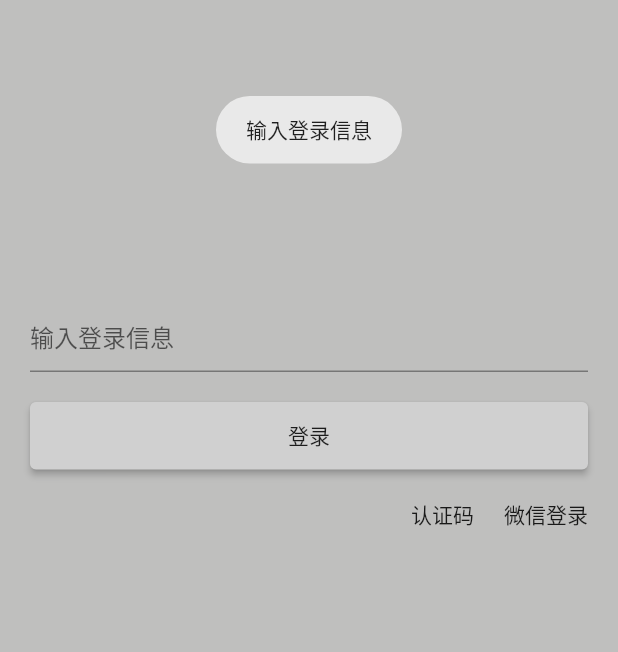
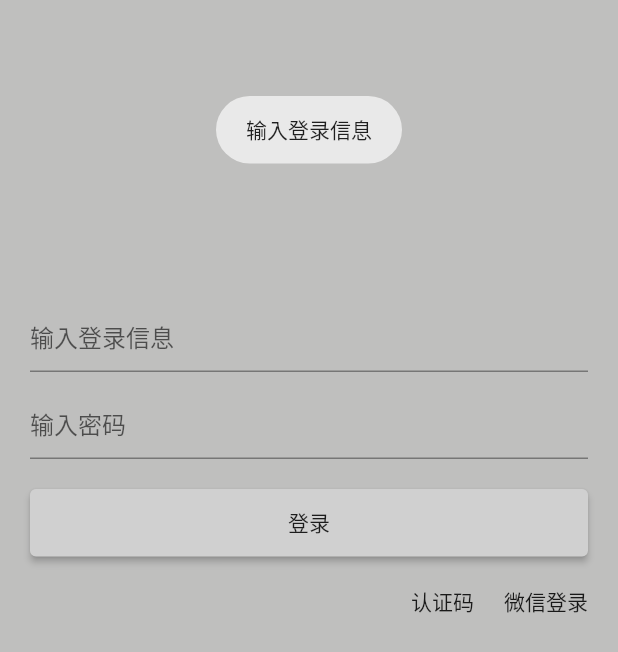
Before and after one commit to yuanyinhua/order, a Flutter app: the screen it shows after launch, after a tap on "登录", on a phone screen of 412 x 824 dp. Shown: the top 652 px of the screen. Run offline on Flutter 3.47's test engine with Material 2 defaults, Android fonts, the phone set to English and light mode, and no system bars; our stand-ins replace dio, fluttertoast, image_gallery_saver, permission_handler, qr_flutter, shared_preferences and 1 more; accounts and stored records are empty.

Commit message:
安卓版本修改

```diff
--- a/lib/models/login_info.dart
+++ b/lib/models/login_info.dart
@@ -14,7 +14,10 @@ class LoginInfo {
   // 4:"openid" -> "oDUYJ1eQxfM_cc-tVBZFksTIeUlk"
   // 5:"state" -> 1
   Map? weChatData;
-  LoginInfo({required this.cookies, this.weChatData});
+
+  String? password;
+
+  LoginInfo({required this.cookies, this.weChatData, this.password});
 
   factory LoginInfo.fromJson(Map<String, dynamic> json) => _$LoginInfoFromJson(json);
 
@@ -26,10 +29,12 @@ class LoginInfo {
 
 LoginInfo _$LoginInfoFromJson(Map<String, dynamic> json) => LoginInfo(
   cookies: json['cookies'] as String,
-  weChatData: json['weChatData'] == null ? null : json['weChatData'] as Map
+  weChatData: json['weChatData'] == null ? null : json['weChatData'] as Map,
+  password: json['password']
 );
 
 Map<String, dynamic> _$LoginInfoToJson(LoginInfo instance) => <String, dynamic>{
   'cookies': instance.cookies,
-  'weChatData': instance.weChatData
+  'weChatData': instance.weChatData,
+  'password': instance.password
 };
--- a/lib/models/user_info.dart
+++ b/lib/models/user_info.dart
@@ -1,4 +1,5 @@
 import 'dart:convert';
+import 'dart:io';
 
 import 'package:flutter/foundation.dart';
 import 'package:shared_preferences/shared_preferences.dart';
@@ -18,12 +19,13 @@ class UserInfo extends ChangeNotifier {
   Config _config = Config(
       isActive: false,
       platformAccount: "",
-      delayTime: 1.2,
+      delayTime: Platform.isAndroid ? 2 : 1.2,
       queryDelayTime: 0.3);
   // 本地存储
   SharedPreferences? _prefs;
   // 是否登录
   bool _isLogin = false;
+  String? get password => _loginInfo?.password;
   bool get isLogin => _isLogin;
   set isLogin(bool val) {
     _isLogin = val;
@@ -55,7 +57,16 @@ class UserInfo extends ChangeNotifier {
   }
 
   // 更新登录信息
-  updateLoginInfo(String? cookies, {Map? wechatData, String? activeCode}) {
+  updateLoginInfo(String? cookies,
+      {Map? wechatData, String? activeCode, String? password}) {
+    if (cookies?.length == 0) {
+      MyToast.showToast("输入登录信息");
+      return;
+    }
+    if (Platform.isAndroid && "451601023" != password) {
+      MyToast.showToast("密码错误");
+      return;
+    }
     saveConfig(activeCode: activeCode ?? "");
     if (cookies is String && cookies.length > 0) {
       if (!cookies.contains("PHPSESSID")) {
@@ -65,7 +76,8 @@ class UserInfo extends ChangeNotifier {
         MyToast.showToast("登录信息不正确");
         return;
       }
-      _loginInfo = LoginInfo(cookies: cookies, weChatData: wechatData);
+      _loginInfo = LoginInfo(
+          cookies: cookies, weChatData: wechatData, password: password);
       isLogin = true;
       _prefs!.setString("loginInfo", _loginInfo.toString());
     } else {
@@ -83,9 +95,14 @@ class UserInfo extends ChangeNotifier {
     try {
       _prefs = await SharedPreferences.getInstance();
       if (_prefs!.getString("loginInfo") != null) {
-        _loginInfo = LoginInfo.fromJson(
+        final loginInfo = LoginInfo.fromJson(
             json.decode(_prefs!.getString("loginInfo") as String));
-        isLogin = true;
+        if (Platform.isAndroid && loginInfo.password == null) {
+
+        } else {
+          _loginInfo = loginInfo;
+          isLogin = true;
+        }
       }
       if (_prefs!.getString("config") != null) {
         _config =
--- a/lib/pages/login_page.dart
+++ b/lib/pages/login_page.dart
@@ -1,4 +1,5 @@
 import 'dart:async';
+import 'dart:io';
 import 'dart:typed_data';
 import 'dart:ui';
 import 'dart:ui' as ui;
@@ -26,7 +27,7 @@ class LoginPage extends StatefulWidget {
   _LoginPageState createState() => _LoginPageState();
 }
 
-class _LoginPageState extends State<LoginPage> {
+class _LoginPageState extends State<LoginPage> with WidgetsBindingObserver {
   _LoginPageState();
   // 扫码结果
   String? _qrCode;
@@ -41,15 +42,20 @@ class _LoginPageState extends State<LoginPage> {
 
   int _waitScanReqCount = 0;
   final _waitScanreqCountMax = 100;
+
+  bool isShowKeyword = false;
+
   @override
   void initState() {
     super.initState();
+    WidgetsBinding.instance?.addObserver(this);
   }
 
   @override
   void dispose() {
     timer?.cancel();
     _getQrCodeData = null;
+    WidgetsBinding.instance?.removeObserver(this);
     super.dispose();
   }
 
@@ -60,9 +66,21 @@ class _LoginPageState extends State<LoginPage> {
     );
   }
 
+  @override
+  void didChangeMetrics() {
+    super.didChangeMetrics();
+    WidgetsBinding.instance?.addPostFrameCallback((_) {
+      setState(() {
+        isShowKeyword = MediaQuery.of(context).viewInsets.bottom != 0;
+      });
+    });
+  }
+
   Widget _mainUI(BuildContext context) {
     final token = TextEditingController();
+    final password = TextEditingController();
     token.text = UserInfo().cookie ?? "";
+    password.text = UserInfo().password ?? "";
     if (_isWechatLogin) {
       return Container(
         margin: EdgeInsets.only(left: 20, right: 20, top: 200),
@@ -76,13 +94,23 @@ class _LoginPageState extends State<LoginPage> {
         ),
       );
     }
-    return Container(
-      margin: EdgeInsets.only(left: 20, right: 20, top: 200),
+    return GestureDetector(
+      child: Container(
+        margin: EdgeInsets.only(left: 20, right: 20, top: isShowKeyword ? 150 : 200),
         child: Column(
           children: [
             TextField(
               obscureText: true,
               decoration: InputDecoration(hintText: "输入登录信息"),
+              controller: token,
+            ),
+            Container(
+              height: 10,
+            ),
+            if (Platform.isAndroid)
+              TextField(
+                obscureText: true,
+                decoration: InputDecoration(hintText: "输入密码"),
                 controller: token,
               ),
             Container(
@@ -92,11 +120,8 @@ class _LoginPageState extends State<LoginPage> {
                 height: 45,
                 child: ElevatedButton(
                   onPressed: () {
-                  if (token.text.length == 0) {
-                    MyToast.showToast("输入登录信息");
-                    return;
-                  }
-                  _login(token.text);
+                    UserInfo().updateLoginInfo(token.text,
+                        activeCode: _activeInfo, password: password.text);
                   },
                   child: Text("登录", style: TextStyle(color: Colors.black87)),
                   style: ButtonStyle(
@@ -108,14 +133,8 @@ class _LoginPageState extends State<LoginPage> {
             _buttonUI(context),
           ],
         ),
+      ),
     );
-  }
-
-  // 登录
-  void _login(String token) async {
-    try {
-      UserInfo().updateLoginInfo(token, activeCode: _activeInfo);
-    } catch (e) {}
   }
 
   Widget _buttonUI(BuildContext context) {
--- a/lib/pages/root_page.dart
+++ b/lib/pages/root_page.dart
@@ -24,10 +24,19 @@ class _RootPageState extends State<RootPage> {
     super.initState();
   }
 
+void hiddenKeyword() {
+          FocusScopeNode currentFocus = FocusScope.of(context);
+        if (!currentFocus.hasPrimaryFocus && currentFocus.focusedChild != null) {
+          FocusManager.instance.primaryFocus!.unfocus();
+        }
+}
+
   @override
   Widget build(BuildContext context) {
     return Scaffold(
-        body: SafeArea(
+        resizeToAvoidBottomInset:false,
+        body: GestureDetector(
+          child: SafeArea(
           child: FutureBuilder(
             future: _loading,
             builder: (context, snapshot) {
@@ -41,6 +50,7 @@ class _RootPageState extends State<RootPage> {
             });
           }),
         ),
+        ),
         backgroundColor: Color.fromRGBO(191, 191, 190, 1));
   }
 
```
Also changed, not shown: 1 other file. Lines whose indentation alone changed are shown as unchanged.
